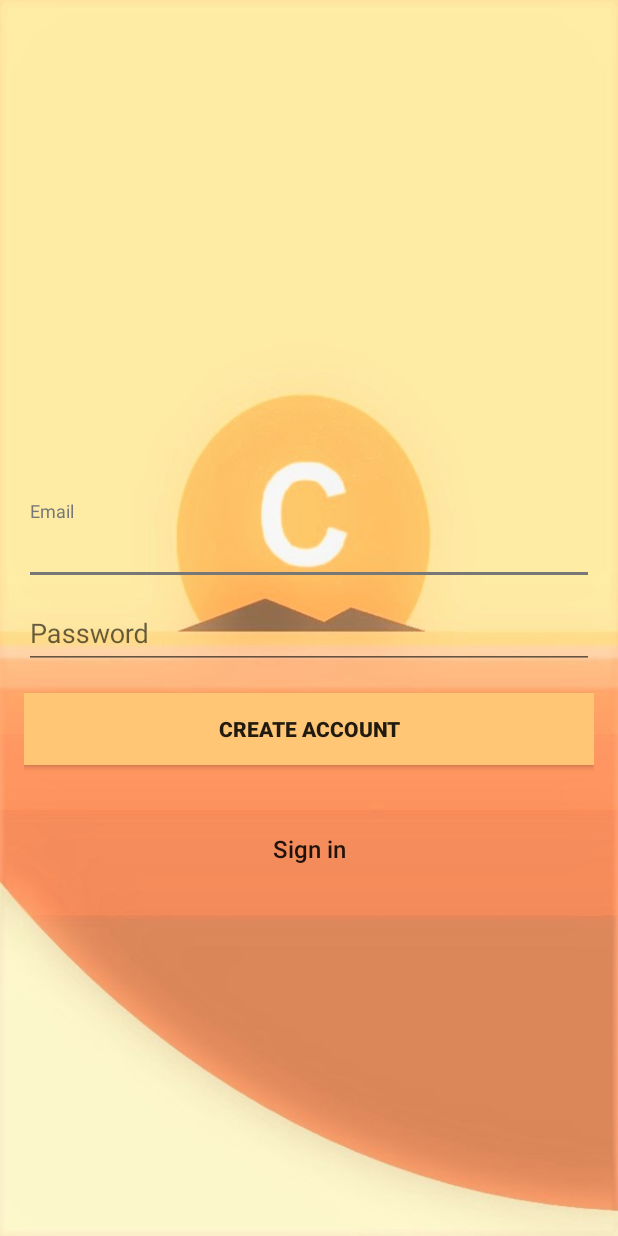
After one commit to audaniel9/Chatter, an Android app: the SignUpActivity screen opened directly, with no data from a screen before it, on a phone screen of 412 x 824 dp. The commit adds this screen. Run offline under Robolectric (Android 15) with nearby library versions, the phone set to English and light mode, and no system bars; our stand-ins replace Firebase (no records; nobody signed in at launch, a user with empty details on screens opened directly).

Commit message:
code overhaul on sign in/sign up

```diff
--- a/app/src/main/AndroidManifest.xml
+++ b/app/src/main/AndroidManifest.xml
@@ -12,7 +12,7 @@
         android:supportsRtl="true"
         android:theme="@style/AppTheme">
         <activity
-            android:name=".MainActivity"
+            android:name=".LoginActivity"
             android:theme="@style/AppTheme.Launcher"
             android:windowSoftInputMode="stateHidden">
             <intent-filter>
@@ -21,7 +21,9 @@
                 <category android:name="android.intent.category.LAUNCHER" />
             </intent-filter>
         </activity>
+        <activity android:name=".SignUpActivity" />
         <activity android:name=".ConvoListActivity" />
+        <activity android:name=".MainActivity"/>
     </application>
 
 </manifest>
--- /dev/null
+++ b/app/src/main/java/com/daniel/chat/chatter/SignUpActivity.java
@@ -0,0 +1,90 @@
+package com.daniel.chat.chatter;
+
+import android.content.Intent;
+import android.support.annotation.NonNull;
+import android.support.v7.app.AppCompatActivity;
+import android.os.Bundle;
+import android.text.TextUtils;
+import android.view.View;
+import android.widget.Button;
+import android.widget.EditText;
+import android.widget.ProgressBar;
+import android.widget.Toast;
+
+import com.google.android.gms.tasks.OnCompleteListener;
+import com.google.android.gms.tasks.Task;
+import com.google.firebase.auth.AuthResult;
+import com.google.firebase.auth.FirebaseAuth;
+
+public class SignUpActivity extends AppCompatActivity {
+    private EditText inputEmail,inputPassword;
+    private Button signIn,signUp;
+    private ProgressBar progressBar;
+    private FirebaseAuth auth;
+
+    @Override
+    protected void onCreate(Bundle savedInstanceState) {
+        setTheme(R.style.LoginTheme);
+        super.onCreate(savedInstanceState);
+        setContentView(R.layout.activity_sign_up);
+
+        auth = FirebaseAuth.getInstance();
+        signIn = (Button) findViewById(R.id.sign_in_button);
+        signUp = (Button) findViewById(R.id.sign_up_button);
+        inputEmail = (EditText) findViewById(R.id.email);
+        inputPassword = (EditText) findViewById(R.id.password);
+        progressBar = (ProgressBar) findViewById(R.id.progress_bar);
+
+        signIn.setOnClickListener(new View.OnClickListener() {
+            @Override
+            public void onClick(View v) {
+                finish();
+            }
+        });
+
+        signUp.setOnClickListener(new View.OnClickListener() {
+            @Override
+            public void onClick(View v) {
+                String email = inputEmail.getText().toString().trim();
+                String password = inputPassword.getText().toString().trim();
+
+                if(TextUtils.isEmpty(email)) {
+                    Toast.makeText(SignUpActivity.this, "Enter an email address.", Toast.LENGTH_SHORT).show();
+                    return;
+                }
+
+                if(TextUtils.isEmpty(password)) {
+                    Toast.makeText(SignUpActivity.this, "Enter a password.", Toast.LENGTH_SHORT).show();
+                    return;
+                }
+
+                if(password.length() < 6) {
+                    Toast.makeText(SignUpActivity.this,"Password too short, minimum 6 character.", Toast.LENGTH_SHORT).show();
+                    return;
+                }
+
+                progressBar.setVisibility(View.VISIBLE);
+                auth.createUserWithEmailAndPassword(email,password).addOnCompleteListener(SignUpActivity.this, new OnCompleteListener<AuthResult>() {
+                    @Override
+                    public void onComplete(@NonNull Task<AuthResult> task) {
+                        progressBar.setVisibility(View.GONE);
+
+                        if(!task.isSuccessful()) {
+                            Toast.makeText(SignUpActivity.this,"Sign up unsuccessful", Toast.LENGTH_SHORT).show();
+                        }
+                        else {
+                            startActivity(new Intent(SignUpActivity.this,MainActivity.class));
+                            finish();
+                        }
+                    }
+                });
+            }
+        });
+    }
+
+    @Override
+    protected void onResume() {
+        super.onResume();
+        progressBar.setVisibility(View.GONE);
+    }
+}
--- /dev/null
+++ b/app/src/main/res/layout/activity_sign_up.xml
@@ -0,0 +1,81 @@
+<?xml version="1.0" encoding="utf-8"?>
+<android.support.design.widget.CoordinatorLayout xmlns:android="http://schemas.android.com/apk/res/android"
+    xmlns:tools="http://schemas.android.com/tools"
+    android:layout_width="match_parent"
+    android:layout_height="match_parent"
+    android:fitsSystemWindows="true"
+    tools:context=".LoginActivity">
+
+    <LinearLayout
+        android:layout_width="match_parent"
+        android:layout_height="match_parent"
+        android:background="@drawable/login_background"
+        android:gravity="center"
+        android:orientation="vertical"
+        android:padding="16dp">
+
+        <ImageView
+            android:layout_width="100dp"
+            android:layout_height="100dp"
+            android:src="@drawable/logo_placeholder"/>
+
+        <android.support.design.widget.TextInputLayout
+            android:layout_width="match_parent"
+            android:layout_height="wrap_content">
+
+            <EditText
+                android:id="@+id/email"
+                android:layout_width="match_parent"
+                android:layout_height="wrap_content"
+                android:hint="Email"
+                android:inputType="textEmailAddress"
+                android:maxLines="1"
+                android:singleLine="true" />
+        </android.support.design.widget.TextInputLayout>
+
+        <android.support.design.widget.TextInputLayout
+            android:layout_width="match_parent"
+            android:layout_height="wrap_content">
+
+            <EditText
+                android:id="@+id/password"
+                android:layout_width="match_parent"
+                android:layout_height="wrap_content"
+                android:focusableInTouchMode="true"
+                android:hint="Password"
+                android:imeActionId="@+id/login"
+                android:imeOptions="actionUnspecified"
+                android:inputType="textPassword"
+                android:maxLines="1"
+                android:singleLine="true" />
+        </android.support.design.widget.TextInputLayout>
+
+        <Button
+            android:id="@+id/sign_up_button"
+            android:layout_width="match_parent"
+            android:layout_height="wrap_content"
+            android:layout_marginTop="16dp"
+            android:background="@color/btnColor"
+            android:text="Create Account"
+            android:textStyle="bold"/>
+
+        <Button
+            android:id="@+id/sign_in_button"
+            android:layout_width="wrap_content"
+            android:layout_height="wrap_content"
+            android:layout_marginTop="32dp"
+            android:background="@null"
+            android:text="Sign in"
+            android:textAllCaps="false"
+            android:textSize="16sp"/>
+    </LinearLayout>
+
+    <ProgressBar
+        android:id="@+id/progress_bar"
+        android:layout_width="30dp"
+        android:layout_height="30dp"
+        android:layout_gravity="center|bottom"
+        android:layout_marginBottom="20dp"
+        android:visibility="gone"/>
+
+</android.support.design.widget.CoordinatorLayout>
--- a/app/src/main/res/values/colors.xml
+++ b/app/src/main/res/values/colors.xml
@@ -2,7 +2,7 @@
 <resources>
     <color name="colorPrimary">#E5931E</color>
     <color name="colorPrimaryDark">#8F5400</color>
-    <color name="colorAccent">#E5931E</color>
+    <color name="colorAccent">#777</color>
     <color name="colorChatBubble">#e5601e</color>
-    <color name="colorComplement">#1e9fe5</color>
+    <color name="btnColor">#ffc676</color>
 </resources>
--- a/app/src/main/res/values/styles.xml
+++ b/app/src/main/res/values/styles.xml
@@ -8,7 +8,7 @@
         <item name="colorAccent">@color/colorAccent</item>
     </style>
 
-    <style name="FirebaseLoginTheme" parent="Theme.AppCompat.Light.NoActionBar">
+    <style name="LoginTheme" parent="Theme.AppCompat.Light.NoActionBar">
         <item name="colorPrimary">@color/colorPrimary</item>
         <item name="colorPrimaryDark">@color/colorPrimaryDark</item>
         <item name="colorAccent">@color/colorAccent</item>
```
Also changed, not shown: app/src/main/java/com/daniel/chat/chatter/LoginActivity.java (added, +87 -0 lines), app/src/main/java/com/daniel/chat/chatter/MainActivity.java (+25 -50 lines), app/src/main/res/layout/activity_login.xml (added, +78 -0 lines).
